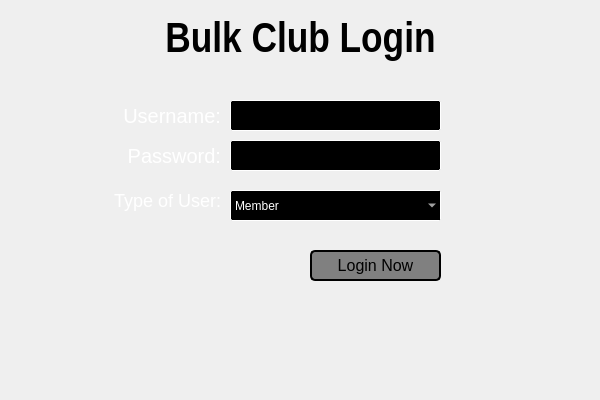
First picture: the form in CS1C_BulkClub/loginwindow.ui, repository BlankMKB/CS1C-Group-Project-1, before the edit.
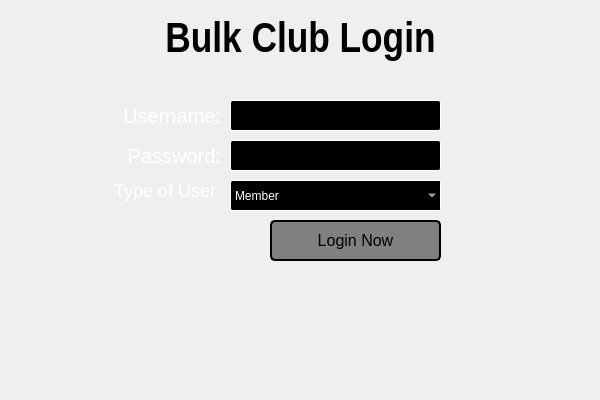
Second picture: the form after the edit.

Commit message: main/register window styles

Patch:
```diff
--- a/CS1C_BulkClub/loginwindow.ui
+++ b/CS1C_BulkClub/loginwindow.ui
@@ -125,7 +125,7 @@
    <property name="geometry">
     <rect>
      <x>110</x>
-     <y>190</y>
+     <y>180</y>
      <width>111</width>
      <height>21</height>
     </rect>
@@ -146,10 +146,10 @@
   <widget class="QPushButton" name="login_button">
    <property name="geometry">
     <rect>
-     <x>310</x>
-     <y>250</y>
-     <width>131</width>
-     <height>31</height>
+     <x>270</x>
+     <y>220</y>
+     <width>171</width>
+     <height>41</height>
     </rect>
    </property>
    <property name="focusPolicy">
@@ -204,7 +204,7 @@
    <property name="geometry">
     <rect>
      <x>230</x>
-     <y>190</y>
+     <y>180</y>
      <width>211</width>
      <height>31</height>
     </rect>
```
Left out of the diff: 1 changed line with no effect on the pictures. The commit also changes 5 other files.
